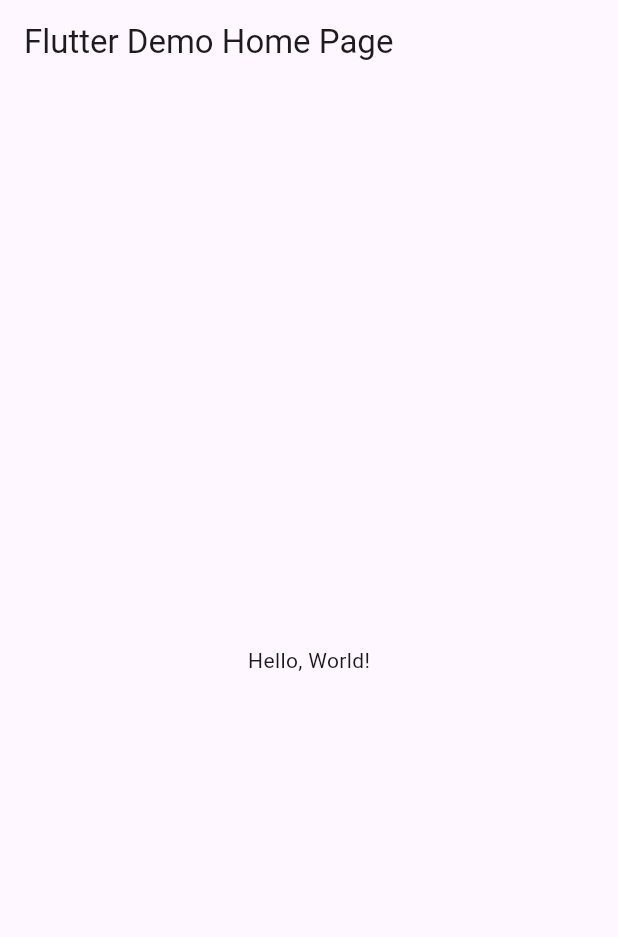
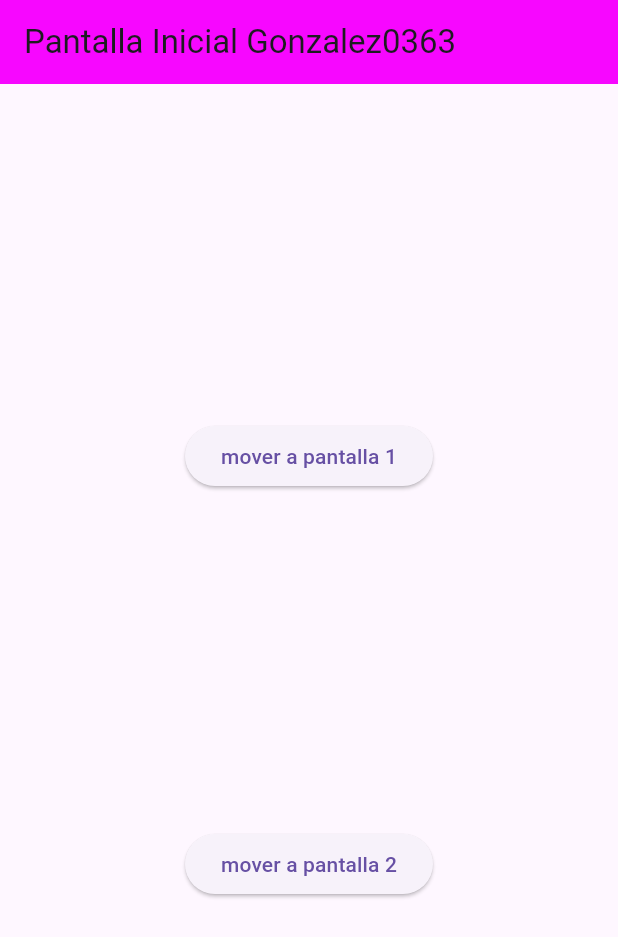
Before and after one commit to GonzalezBGA128/rutapag_Gonzalez0363, a Flutter app: the screen it shows after launch, on a phone screen of 412 x 824 dp. Shown: the top 937 px of the screen. Run offline on Flutter 3.47's test engine with Material 3 defaults, Android fonts, the phone set to English and light mode, and no system bars.

```diff
--- a/lib/main.dart
+++ b/lib/main.dart
@@ -1,43 +1,22 @@
 import 'package:flutter/material.dart';
+import 'package:gonzalez0363/pantalla2_0363.dart';
+import 'package:gonzalez0363/pantallainicial_0363.dart';
+import 'package:gonzalez0363/pantalla1_0363.dart';
 
-void main() => runApp(MyApp());
+void main() => runApp(MiApp0363());
 
-class MyApp extends StatelessWidget {
-  const MyApp({super.key});
-  // This widget is the root of your application.
+class MiApp0363 extends StatelessWidget {
+  const MiApp0363({Key? key}) : super(key: key);
   @override
   Widget build(BuildContext context) {
     return MaterialApp(
-      // Application name
-      title: 'Flutter Hello World',
-      // Application theme data, you can set the colors for the application as
-      // you want
-      theme: ThemeData(
-        // useMaterial3: true,
-        primarySwatch: Colors.blue,
-      ),
-      // A widget which will be started on application startup
-      home: MyHomePage(title: 'Flutter Demo Home Page'),
+      debugShowCheckedModeBanner: false,
+      initialRoute: "/",
+      routes: {
+        "/": (context) => PantallaInicial_0363(),
+        "/Pantalla1_0363": (context) => Pantalla1_0363(),
+        "/Pantalla2_0363": (context) => Pantalla2_0363(),
+      },
     );
-  }
-}
-
-class MyHomePage extends StatelessWidget {
-  final String title;
-  const MyHomePage({super.key, required this.title});
-
-  @override
-  Widget build(BuildContext context) {
-    return Scaffold(
-      appBar: AppBar(
-        // The title text which will be shown on the action bar
-        title: Text(title),
-      ),
-      body: Center(
-        child: Text(
-          'Hello, World!',
-        ),
-      ),
-    );
-  }
-}
+  } //fin widgets
+} //fin de app
--- /dev/null
+++ b/lib/pantallainicial_0363.dart
@@ -0,0 +1,35 @@
+import 'package:flutter/material.dart';
+//PantallaInicial_0367
+
+class PantallaInicial_0363 extends StatelessWidget {
+  const PantallaInicial_0363({Key? key}) : super(key: key);
+
+  @override
+  Widget build(BuildContext context) {
+    return Scaffold(
+      appBar: AppBar(
+        title: Text("Pantalla Inicial Gonzalez0363"),
+        backgroundColor: Color(0xfff707ff),
+      ),
+      body: Center(
+        child: Column(
+          mainAxisAlignment: MainAxisAlignment.spaceEvenly,
+          children: [
+            ElevatedButton(
+              onPressed: () {
+                Navigator.pushNamed(context, "/Pantalla1_0363");
+              },
+              child: Text("mover a pantalla 1"),
+            ),
+            ElevatedButton(
+              onPressed: () {
+                Navigator.pushNamed(context, "/Pantalla2_0363");
+              },
+              child: Text("mover a pantalla 2"),
+            )
+          ], //ninos widgets
+        ),
+      ),
+    );
+  }
+}
```
Also changed, not shown: lib/pantalla1_0363.dart (added, +23 -0 lines), lib/pantalla2_0363.dart (added, +28 -0 lines).
